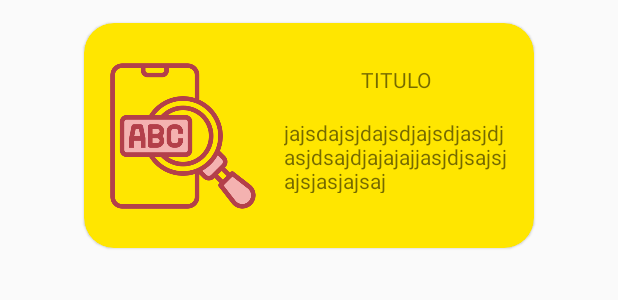
After one commit to scerdan/meliChallenge, an Android app: the layout item.xml on its own in the app's theme, with its tools: preview values and no code run, on a phone screen of 412 x 824 dp. The commit adds this screen. Shown: the top 300 px of the screen. Run offline under Robolectric (Android 15) with nearby library versions, the phone set to English and light mode, and no system bars.

Commit message:
Create Item UI

```diff
--- a/app/src/main/AndroidManifest.xml
+++ b/app/src/main/AndroidManifest.xml
@@ -9,7 +9,7 @@
         android:label="@string/app_name"
         android:roundIcon="@mipmap/ic_launcher_round"
         android:supportsRtl="true"
-        android:theme="@style/Theme.ItemSearch">
+        android:theme="@style/Theme.AppCompat.Light.NoActionBar">
         <activity
             android:name=".MainActivity"
             android:exported="true">
--- a/app/src/main/res/layout/activity_main.xml
+++ b/app/src/main/res/layout/activity_main.xml
@@ -8,7 +8,7 @@
     tools:context=".MainActivity">
 
     <androidx.appcompat.widget.SearchView
-        android:id="@+id/svDogs"
+        android:id="@+id/sv_searchItems"
         android:layout_width="0dp"
         android:layout_height="wrap_content"
         app:layout_constraintVertical_bias="0"
@@ -18,12 +18,14 @@
         app:layout_constraintTop_toTopOf="parent" />
 
     <androidx.recyclerview.widget.RecyclerView
-        android:id="@+id/rvDogs"
-        android:layout_width="0dp"
+        android:id="@+id/rv_ContainerItems"
+        android:layout_width="wrap_content"
         android:layout_height="0dp"
-        app:layout_constraintTop_toBottomOf="@+id/svDogs"
+        app:layout_constraintTop_toBottomOf="@+id/sv_searchItems"
         app:layout_constraintStart_toStartOf="parent"
         app:layout_constraintEnd_toEndOf="parent"
-        app:layout_constraintBottom_toBottomOf="parent"/>
+        app:layout_constraintBottom_toBottomOf="parent"
+        tools:listitem="@layout/item"
+        />
 
 </androidx.constraintlayout.widget.ConstraintLayout>
--- /dev/null
+++ b/app/src/main/res/layout/item.xml
@@ -0,0 +1,52 @@
+<?xml version="1.0" encoding="utf-8"?>
+<com.google.android.material.card.MaterialCardView xmlns:android="http://schemas.android.com/apk/res/android"
+    xmlns:app="http://schemas.android.com/apk/res-auto"
+    android:id="@+id/cv_itemCard"
+    android:layout_width="300dp"
+    android:layout_height="150dp"
+    android:layout_gravity="center_horizontal"
+    android:layout_marginTop="15dp"
+    android:elevation="15dp"
+    android:orientation="horizontal"
+    app:cardBackgroundColor="@color/amarilloMeli"
+    app:cardCornerRadius="20dp">
+
+    <androidx.constraintlayout.widget.ConstraintLayout
+        android:layout_width="match_parent"
+        android:layout_height="match_parent">
+
+        <ImageView
+            android:id="@+id/iv_items"
+            android:layout_width="100dp"
+            android:layout_height="100dp"
+            android:layout_marginStart="16dp"
+            android:contentDescription="@string/item_image"
+            app:layout_constraintBottom_toBottomOf="parent"
+            app:layout_constraintStart_toStartOf="parent"
+            app:layout_constraintTop_toTopOf="parent"
+            app:srcCompat="@drawable/search" />
+
+        <TextView
+            android:id="@+id/tv_title"
+            android:layout_width="150dp"
+            android:layout_height="25dp"
+            android:gravity="center"
+            android:text="@string/titulo"
+            app:layout_constraintEnd_toEndOf="parent"
+            app:layout_constraintStart_toEndOf="@+id/iv_items"
+            app:layout_constraintTop_toTopOf="@+id/iv_items" />
+
+        <TextView
+            android:id="@+id/tv_subTitle"
+            android:layout_width="150dp"
+            android:layout_height="50dp"
+            android:text="jajsdajsjdajsdjajsdjasjdjasjdsajdjajajajjasjdjsajsjajsjasjajsaj"
+            app:layout_constraintBottom_toBottomOf="@+id/iv_items"
+            app:layout_constraintEnd_toEndOf="@+id/tv_title"
+            app:layout_constraintTop_toBottomOf="@+id/tv_title" />
+
+
+    </androidx.constraintlayout.widget.ConstraintLayout>
+
+
+</com.google.android.material.card.MaterialCardView>
--- a/app/src/main/res/values/colors.xml
+++ b/app/src/main/res/values/colors.xml
@@ -7,4 +7,5 @@
     <color name="teal_700">#FF018786</color>
     <color name="black">#FF000000</color>
     <color name="white">#FFFFFFFF</color>
+    <color name="amarilloMeli">#ffe600</color>
 </resources>
--- a/app/src/main/res/values/strings.xml
+++ b/app/src/main/res/values/strings.xml
@@ -1,3 +1,5 @@
 <resources>
     <string name="app_name">Item Search</string>
+    <string name="titulo">TITULO</string>
+    <string name="item_image">Item Image</string>
 </resources>
--- a/app/src/main/res/values/themes.xml
+++ b/app/src/main/res/values/themes.xml
@@ -2,7 +2,7 @@
     <!-- Base application theme. -->
     <style name="Theme.ItemSearch" parent="Theme.MaterialComponents.DayNight.DarkActionBar">
         <!-- Primary brand color. -->
-        <item name="colorPrimary">@color/purple_500</item>
+        <item name="colorPrimary">@color/amarilloMeli</item>
         <item name="colorPrimaryVariant">@color/purple_700</item>
         <item name="colorOnPrimary">@color/white</item>
         <!-- Secondary brand color. -->
```
